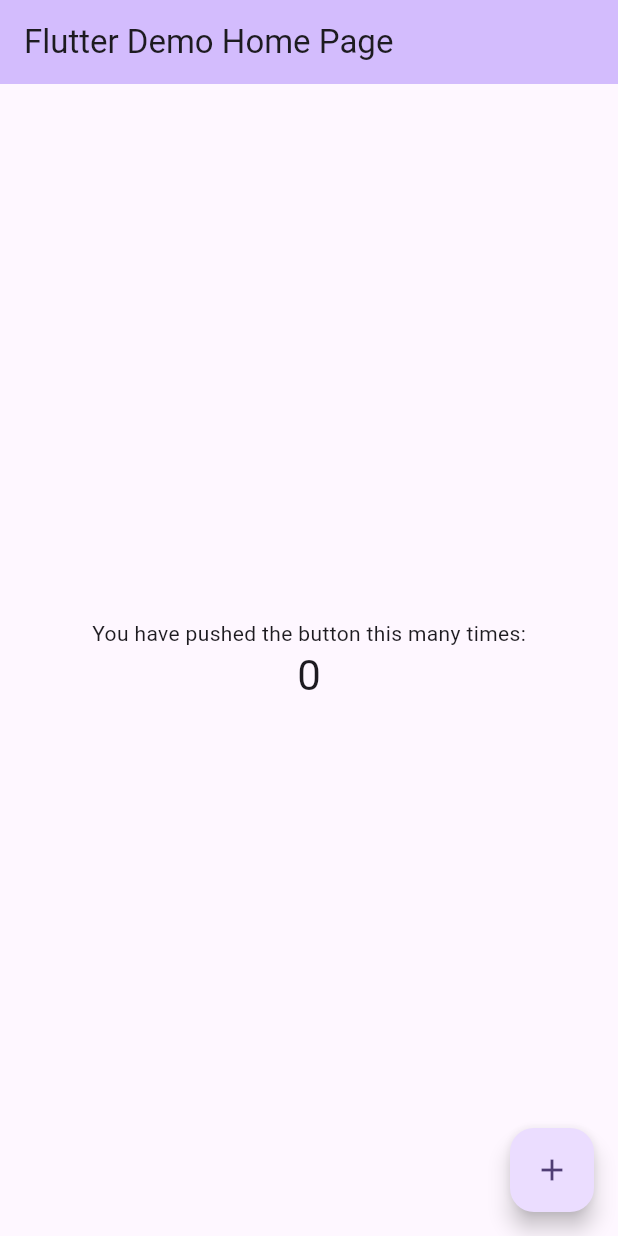
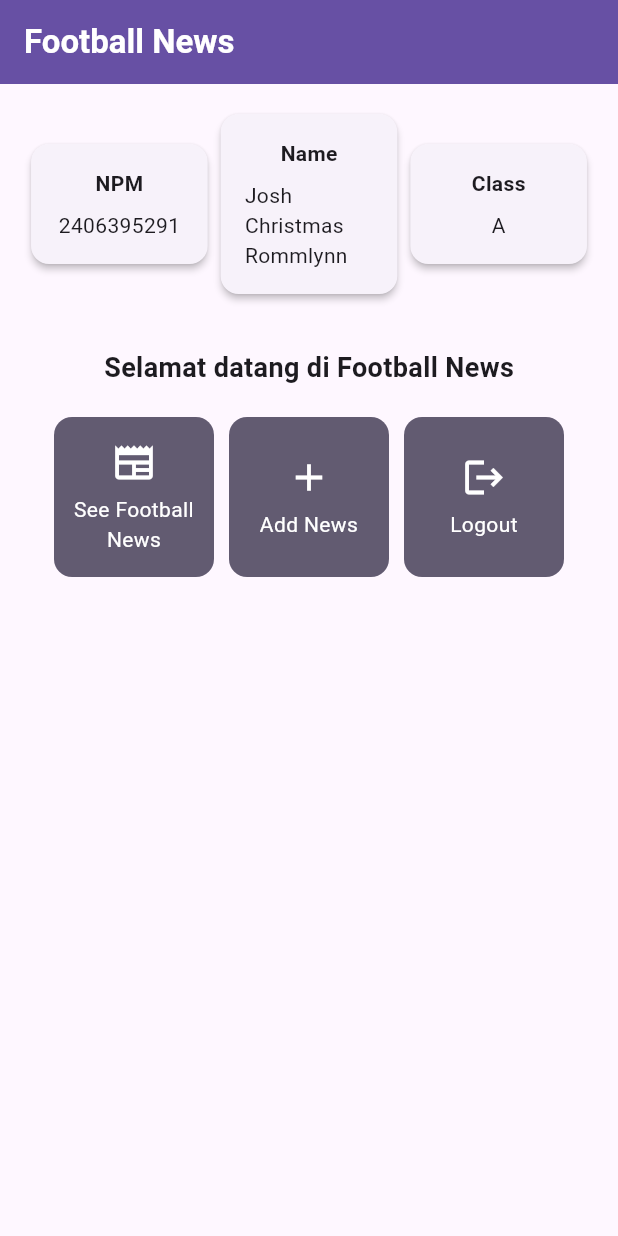
Before and after one commit to joshcr25/football-news-mobile, a Flutter app: the screen it shows after launch, on a phone screen of 412 x 824 dp. Run offline on Flutter 3.47's test engine with Material 3 defaults, Android fonts, the phone set to English and light mode, and no system bars.

Commit message:
Tutorial 6 selesai

```diff
--- a/lib/main.dart
+++ b/lib/main.dart
@@ -1,3 +1,4 @@
+import 'package:football_news/menu.dart';
 import 'package:flutter/material.dart';
 
 void main() {
@@ -28,95 +29,9 @@ class MyApp extends StatelessWidget {
         //
         // This works for code too, not just values: Most code changes can be
         // tested with just a hot reload.
-        colorScheme: ColorScheme.fromSeed(seedColor: Colors.deepPurple),
       ),
-      home: const MyHomePage(title: 'Flutter Demo Home Page'),
+      home: MyHomePage( colorScheme: ColorScheme.fromSwatch(primarySwatch: Colors.blue)
+ .copyWith(secondary: Colors.blueAccent[400])),
     );
   }
 }
-
-class MyHomePage extends StatefulWidget {
-  const MyHomePage({super.key, required this.title});
-
-  // This widget is the home page of your application. It is stateful, meaning
-  // that it has a State object (defined below) that contains fields that affect
-  // how it looks.
-
-  // This class is the configuration for the state. It holds the values (in this
-  // case the title) provided by the parent (in this case the App widget) and
-  // used by the build method of the State. Fields in a Widget subclass are
-  // always marked "final".
-
-  final String title;
-
-  @override
-  State<MyHomePage> createState() => _MyHomePageState();
-}
-
-class _MyHomePageState extends State<MyHomePage> {
-  int _counter = 0;
-
-  void _incrementCounter() {
-    setState(() {
-      // This call to setState tells the Flutter framework that something has
-      // changed in this State, which causes it to rerun the build method below
-      // so that the display can reflect the updated values. If we changed
-      // _counter without calling setState(), then the build method would not be
-      // called again, and so nothing would appear to happen.
-      _counter++;
-    });
-  }
-
-  @override
-  Widget build(BuildContext context) {
-    // This method is rerun every time setState is called, for instance as done
-    // by the _incrementCounter method above.
-    //
-    // The Flutter framework has been optimized to make rerunning build methods
-    // fast, so that you can just rebuild anything that needs updating rather
-    // than having to individually change instances of widgets.
-    return Scaffold(
-      appBar: AppBar(
-        // TRY THIS: Try changing the color here to a specific color (to
-        // Colors.amber, perhaps?) and trigger a hot reload to see the AppBar
-        // change color while the other colors stay the same.
-        backgroundColor: Theme.of(context).colorScheme.inversePrimary,
-        // Here we take the value from the MyHomePage object that was created by
-        // the App.build method, and use it to set our appbar title.
-        title: Text(widget.title),
-      ),
-      body: Center(
-        // Center is a layout widget. It takes a single child and positions it
-        // in the middle of the parent.
-        child: Column(
-          // Column is also a layout widget. It takes a list of children and
-          // arranges them vertically. By default, it sizes itself to fit its
-          // children horizontally, and tries to be as tall as its parent.
-          //
-          // Column has various properties to control how it sizes itself and
-          // how it positions its children. Here we use mainAxisAlignment to
-          // center the children vertically; the main axis here is the vertical
-          // axis because Columns are vertical (the cross axis would be
-          // horizontal).
-          //
-          // TRY THIS: Invoke "debug painting" (choose the "Toggle Debug Paint"
-          // action in the IDE, or press "p" in the console), to see the
-          // wireframe for each widget.
-          mainAxisAlignment: MainAxisAlignment.center,
-          children: <Widget>[
-            const Text('You have pushed the button this many times:'),
-            Text(
-              '$_counter',
-              style: Theme.of(context).textTheme.headlineMedium,
-            ),
-          ],
-        ),
-      ),
-      floatingActionButton: FloatingActionButton(
-        onPressed: _incrementCounter,
-        tooltip: 'Increment',
-        child: const Icon(Icons.add),
-      ), // This trailing comma makes auto-formatting nicer for build methods.
-    );
-  }
-}
--- /dev/null
+++ b/lib/menu.dart
@@ -0,0 +1,189 @@
+import 'package:flutter/material.dart';
+
+class MyHomePage extends StatelessWidget {
+    MyHomePage({super.key, required ColorScheme colorScheme}); //sudah ada pada code sebelumnya
+
+    final String nama = "Josh Christmas Rommlynn"; //nama
+    final String npm = "2406395291"; //npm
+    final String kelas = "A"; //kelas
+
+    final List<ItemHomepage> items = [
+    ItemHomepage("See Football News", Icons.newspaper),
+    ItemHomepage("Add News", Icons.add),
+    ItemHomepage("Logout", Icons.logout),
+  ];
+
+     @override
+    Widget build(BuildContext context) {
+    // Scaffold menyediakan struktur dasar halaman dengan AppBar dan body.
+    return Scaffold(
+      // AppBar adalah bagian atas halaman yang menampilkan judul.
+      appBar: AppBar(
+        // Judul aplikasi "Football News" dengan teks putih dan tebal.
+        title: const Text(
+          'Football News',
+          style: TextStyle(
+            color: Colors.white,
+            fontWeight: FontWeight.bold,
+          ),
+        ),
+        // Warna latar belakang AppBar diambil dari skema warna tema aplikasi.
+        backgroundColor: Theme.of(context).colorScheme.primary,
+      ),
+      // Body halaman dengan padding di sekelilingnya.
+      body: Padding(
+        padding: const EdgeInsets.all(16.0),
+        // Menyusun widget secara vertikal dalam sebuah kolom.
+        child: Column(
+          crossAxisAlignment: CrossAxisAlignment.center,
+          children: [
+            // Row untuk menampilkan 3 InfoCard secara horizontal.
+            Row(
+              mainAxisAlignment: MainAxisAlignment.spaceEvenly,
+              children: [
+                InfoCard(title: 'NPM', content: npm),
+                InfoCard(title: 'Name', content: nama),
+                InfoCard(title: 'Class', content: kelas),
+              ],
+            ),
+
+            // Memberikan jarak vertikal 16 unit.
+            const SizedBox(height: 16.0),
+
+            // Menempatkan widget berikutnya di tengah halaman.
+            Center(
+              child: Column(
+                // Menyusun teks dan grid item secara vertikal.
+
+                children: [
+                  // Menampilkan teks sambutan dengan gaya tebal dan ukuran 18.
+                  const Padding(
+                    padding: EdgeInsets.only(top: 16.0),
+                    child: Text(
+                      'Selamat datang di Football News',
+                      style: TextStyle(
+                        fontWeight: FontWeight.bold,
+                        fontSize: 18.0,
+                      ),
+                    ),
+                  ),
+
+                  // Grid untuk menampilkan ItemCard dalam bentuk grid 3 kolom.
+                  GridView.count(
+                    primary: true,
+                    padding: const EdgeInsets.all(20),
+                    crossAxisSpacing: 10,
+                    mainAxisSpacing: 10,
+                    crossAxisCount: 3,
+                    // Agar grid menyesuaikan tinggi kontennya.
+                    shrinkWrap: true,
+
+                    // Menampilkan ItemCard untuk setiap item dalam list items.
+                    children: items.map((ItemHomepage item) {
+                      return ItemCard(item);
+                    }).toList(),
+                  ),
+                ],
+              ),
+            ),
+          ],
+        ),
+      ),
+    );
+  }
+}
+
+class InfoCard extends StatelessWidget {
+  // Kartu informasi yang menampilkan title dan content.
+
+  final String title;  // Judul kartu.
+  final String content;  // Isi kartu.
+
+  const InfoCard({super.key, required this.title, required this.content});
+
+  @override
+  Widget build(BuildContext context) {
+    return Card(
+      // Membuat kotak kartu dengan bayangan dibawahnya.
+      elevation: 2.0,
+      child: Container(
+        // Mengatur ukuran dan jarak di dalam kartu.
+        width: MediaQuery.of(context).size.width / 3.5, // menyesuaikan dengan lebar device yang digunakan.
+        padding: const EdgeInsets.all(16.0),
+        // Menyusun title dan content secara vertikal.
+        child: Column(
+          children: [
+            Text(
+              title,
+              style: const TextStyle(fontWeight: FontWeight.bold),
+            ),
+            const SizedBox(height: 8.0),
+            Text(content),
+          ],
+        ),
+      ),
+    );
+  }
+}
+
+class ItemHomepage {
+ final String name;
+ final IconData icon;
+
+ ItemHomepage(this.name, this.icon);
+}
+
+
+class ItemCard extends StatelessWidget {
+  // Menampilkan kartu dengan ikon dan nama.
+
+  final ItemHomepage item;
+
+  const ItemCard(this.item, {super.key});
+
+  @override
+  Widget build(BuildContext context) {
+    return Material(
+      // Menentukan warna latar belakang dari tema aplikasi.
+      color: Theme.of(context).colorScheme.secondary,
+      // Membuat sudut kartu melengkung.
+      borderRadius: BorderRadius.circular(12),
+
+      child: InkWell(
+        // Aksi ketika kartu ditekan.
+        onTap: () {
+          // Menampilkan pesan SnackBar saat kartu ditekan.
+          ScaffoldMessenger.of(context)
+            ..hideCurrentSnackBar()
+            ..showSnackBar(
+              SnackBar(content: Text("Kamu telah menekan tombol ${item.name}!"))
+            );
+        },
+        // Container untuk menyimpan Icon dan Text
+        child: Container(
+          padding: const EdgeInsets.all(8),
+          child: Center(
+            child: Column(
+              // Menyusun ikon dan teks di tengah kartu.
+              mainAxisAlignment: MainAxisAlignment.center,
+              children: [
+                Icon(
+                  item.icon,
+                  color: Colors.white,
+                  size: 30.0,
+                ),
+                const Padding(padding: EdgeInsets.all(3)),
+                Text(
+                  item.name,
+                  textAlign: TextAlign.center,
+                  style: const TextStyle(color: Colors.white),
+                ),
+              ],
+            ),
+          ),
+        ),
+      ),
+    );
+  }
+
+}
```
